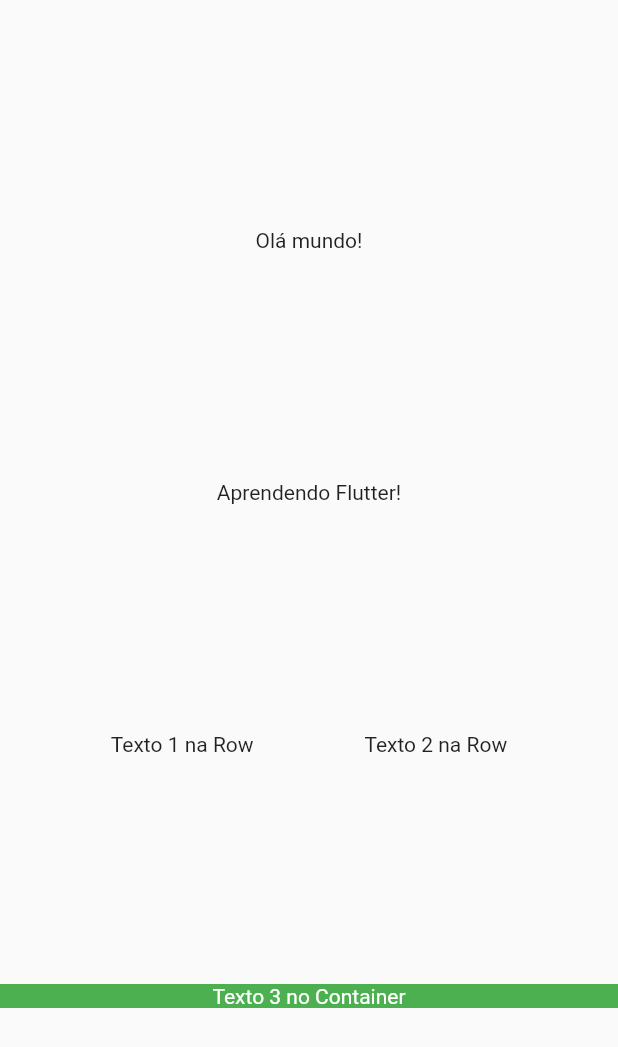
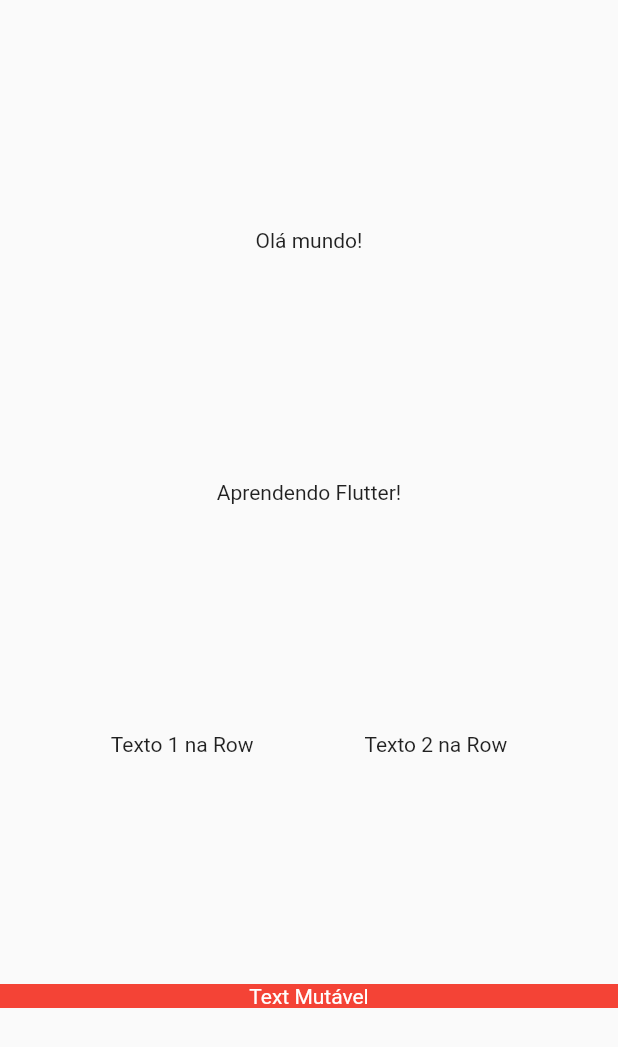
Before and after one commit to flutter-developer-roadmap/counter, a Flutter app: the screen it shows after launch, on a phone screen of 412 x 824 dp. Shown: the top 1047 px of the screen. Run offline on Flutter 3.47's test engine with Material 2 defaults, Android fonts, the phone set to English and light mode, and no system bars.

Commit message:
cria custom container

```diff
--- /dev/null
+++ b/lib/custom_container.dart
@@ -0,0 +1,30 @@
+import 'package:flutter/material.dart';
+
+class CustomContainer extends StatelessWidget {
+  final String text;
+  final Color? backgroundColor;
+  final Color? textColor;
+  final AlignmentGeometry? textAlignment;
+
+  const CustomContainer({
+    Key? key,
+    required this.text,
+    this.backgroundColor,
+    this.textColor,
+    this.textAlignment,
+  }) : super(key: key);
+
+  @override
+  Widget build(BuildContext context) {
+    return Container(
+      alignment: textAlignment ?? Alignment.center,
+      color: backgroundColor ?? Colors.green,
+      child: Text(
+        text,
+        style: TextStyle(
+          color: textColor ?? Colors.white,
+        ),
+      ),
+    );
+  }
+}
--- a/lib/home_page.dart
+++ b/lib/home_page.dart
@@ -1,4 +1,6 @@
 import 'package:flutter/material.dart';
+
+import 'custom_container.dart';
 
 class HomePage extends StatefulWidget {
   const HomePage({super.key});
@@ -25,15 +27,9 @@ class _HomePageState extends State<HomePage> {
               Text('Texto 2 na Row'),
             ],
           ),
-          Container(
-            alignment: Alignment.center,
-            color: Colors.green,
-            child: const Text(
-              'Texto 3 no Container',
-              style: TextStyle(
-                color: Colors.white,
-              ),
-            ),
+          const CustomContainer(
+            text: 'Text Mutável',
+            backgroundColor: Colors.red,
           ),
         ],
       ),
```
